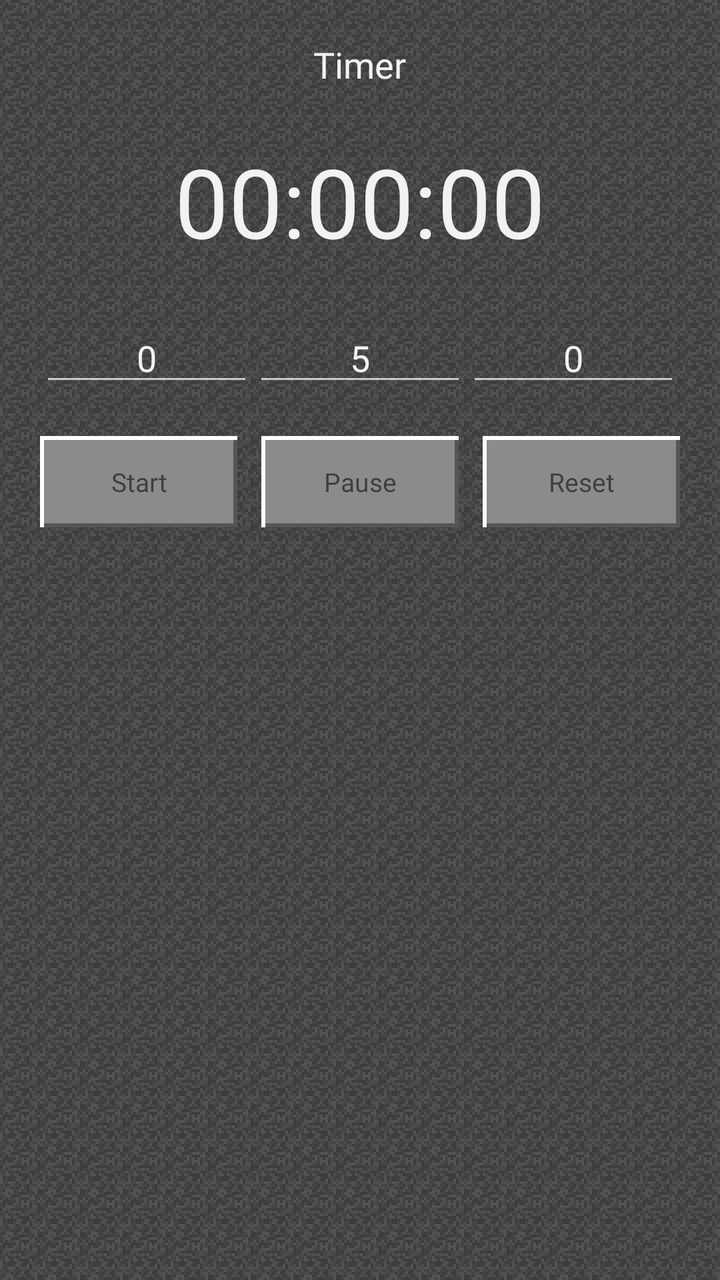
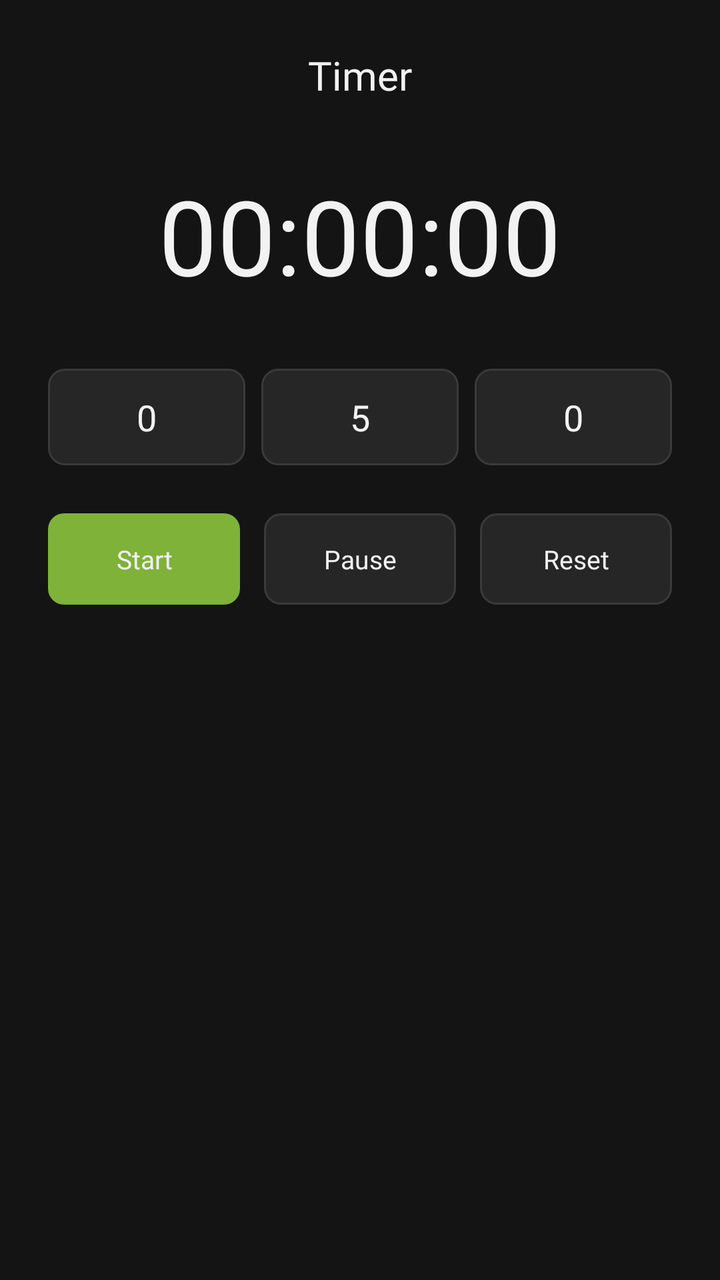

Compare the two renders of this Android layout. The source of the first and the diff that turns it into the second are given below.
<!-- AndroidManifest.xml: application theme Theme.MCClock -->
<!-- res/layout/activity_timer.xml -->
<?xml version="1.0" encoding="utf-8"?>
<ScrollView xmlns:android="http://schemas.android.com/apk/res/android"
    android:layout_width="match_parent"
    android:layout_height="match_parent"
    android:background="@drawable/bg_stone"
    android:fillViewport="true">

    <LinearLayout
        android:layout_width="match_parent"
        android:layout_height="wrap_content"
        android:gravity="center_horizontal"
        android:orientation="vertical"
        android:padding="20dp">

        <TextView
            android:layout_width="wrap_content"
            android:layout_height="wrap_content"
            android:fontFamily="@font/silkscreen_bold"
            android:shadowColor="#CC000000"
            android:shadowDx="2"
            android:shadowDy="2"
            android:shadowRadius="0"
            android:text="Timer"
            android:textColor="@color/app_text"
            android:textSize="18sp" />

        <TextView
            android:id="@+id/remainingText"
            android:layout_width="wrap_content"
            android:layout_height="wrap_content"
            android:layout_marginTop="24dp"
            android:fontFamily="@font/silkscreen_bold"
            android:shadowColor="#CC000000"
            android:shadowDx="3"
            android:shadowDy="3"
            android:shadowRadius="0"
            android:text="00:00:00"
            android:textColor="@color/app_text"
            android:textSize="48sp" />

        <LinearLayout
            android:id="@+id/inputRow"
            android:layout_width="match_parent"
            android:layout_height="wrap_content"
            android:layout_marginTop="24dp"
            android:orientation="horizontal">

            <EditText
                android:id="@+id/hoursEdit"
                android:layout_width="0dp"
                android:layout_height="wrap_content"
                android:layout_weight="1"
                android:gravity="center"
                android:hint="h"
                android:inputType="number"
                android:text="0"
                android:textColor="@color/app_text"
                android:textColorHint="@color/app_text_dim" />

            <EditText
                android:id="@+id/minutesEdit"
                android:layout_width="0dp"
                android:layout_height="wrap_content"
                android:layout_weight="1"
                android:gravity="center"
                android:hint="m"
                android:inputType="number"
                android:text="5"
                android:textColor="@color/app_text"
                android:textColorHint="@color/app_text_dim" />

            <EditText
                android:id="@+id/secondsEdit"
                android:layout_width="0dp"
                android:layout_height="wrap_content"
                android:layout_weight="1"
                android:gravity="center"
                android:hint="s"
                android:inputType="number"
                android:text="0"
                android:textColor="@color/app_text"
                android:textColorHint="@color/app_text_dim" />
        </LinearLayout>

        <LinearLayout
            android:layout_width="match_parent"
            android:layout_height="wrap_content"
            android:layout_marginTop="20dp"
            android:orientation="horizontal">

            <TextView
                android:id="@+id/startButton"
                android:layout_width="0dp"
                android:layout_height="wrap_content"
                android:layout_marginEnd="6dp"
                android:layout_weight="1"
                android:background="@drawable/mc_button"
                android:clickable="true"
                android:focusable="true"
                android:fontFamily="@font/silkscreen_bold"
                android:gravity="center"
                android:padding="14dp"
                android:text="Start"
                android:textColor="@color/mc_text"
                android:textSize="13sp" />

            <TextView
                android:id="@+id/pauseButton"
                android:layout_width="0dp"
                android:layout_height="wrap_content"
                android:layout_marginStart="6dp"
                android:layout_marginEnd="6dp"
                android:layout_weight="1"
                android:background="@drawable/mc_button"
                android:clickable="true"
                android:focusable="true"
                android:fontFamily="@font/silkscreen_bold"
                android:gravity="center"
                android:padding="14dp"
                android:text="Pause"
                android:textColor="@color/mc_text"
                android:textSize="13sp" />

            <TextView
                android:id="@+id/resetButton"
                android:layout_width="0dp"
                android:layout_height="wrap_content"
                android:layout_marginStart="6dp"
                android:layout_weight="1"
                android:background="@drawable/mc_button"
                android:clickable="true"
                android:focusable="true"
                android:fontFamily="@font/silkscreen_bold"
                android:gravity="center"
                android:padding="14dp"
                android:text="Reset"
                android:textColor="@color/mc_text"
                android:textSize="13sp" />
        </LinearLayout>
    </LinearLayout>
</ScrollView>
<!-- resources referenced by this layout -->
<resources>
  <color name="app_text">#F2F2F2</color>
  <color name="app_text_dim">#A9A9A9</color>
  <color name="mc_text">#3F3F3F</color>
  <!-- drawable bg_stone (drawable) -->
  <?xml version="1.0" encoding="utf-8"?>
  <bitmap xmlns:android="http://schemas.android.com/apk/res/android"
      android:src="@drawable/bg_stone_tile"
      android:tileMode="repeat" />
  <!-- drawable mc_button (drawable) -->
  <?xml version="1.0" encoding="utf-8"?>
  <selector xmlns:android="http://schemas.android.com/apk/res/android">
  
      
      <item android:state_pressed="true">
          <layer-list>
              <item>
                  <shape android:shape="rectangle">
                      <solid android:color="@color/mc_panel_dark" />
                  </shape>
              </item>
              <item
                  android:bottom="0dp"
                  android:left="2dp"
                  android:right="0dp"
                  android:top="2dp">
                  <shape android:shape="rectangle">
                      <solid android:color="@color/mc_panel_light" />
                  </shape>
              </item>
              <item
                  android:bottom="2dp"
                  android:left="2dp"
                  android:right="2dp"
                  android:top="2dp">
                  <shape android:shape="rectangle">
                      <solid android:color="@color/mc_button_fill_pressed" />
                  </shape>
              </item>
          </layer-list>
      </item>
  
      
      <item>
          <layer-list>
              <item>
                  <shape android:shape="rectangle">
                      <solid android:color="@color/mc_panel_light" />
                  </shape>
              </item>
              <item
                  android:bottom="0dp"
                  android:left="2dp"
                  android:right="0dp"
                  android:top="2dp">
                  <shape android:shape="rectangle">
                      <solid android:color="@color/mc_panel_dark" />
                  </shape>
              </item>
              <item
                  android:bottom="2dp"
                  android:left="2dp"
                  android:right="2dp"
                  android:top="2dp">
                  <shape android:shape="rectangle">
                      <solid android:color="@color/mc_button_fill" />
                  </shape>
              </item>
          </layer-list>
      </item>
  
  </selector>
  <style name="Theme.MCClock" parent="Theme.AppCompat.NoActionBar">
          <item name="android:windowBackground">@drawable/bg_stone</item>
          <item name="android:statusBarColor">@color/app_bg_dark</item>
          <item name="android:navigationBarColor">@color/app_bg_dark</item>
          <item name="colorPrimary">@color/mc_panel_fill</item>
          <item name="colorPrimaryDark">@color/mc_panel_dark</item>
          <item name="colorAccent">#7FB238</item>
      </style>
  <!-- drawable bg_stone_tile: png bitmap (drawable-nodpi, 470 bytes) -->
  <color name="mc_panel_dark">#555555</color>
  <color name="mc_panel_light">#FFFFFF</color>
  <color name="mc_button_fill_pressed">#6E6E6E</color>
  <color name="mc_button_fill">#8B8B8B</color>
  <color name="app_bg_dark">#1E1E1E</color>
  <color name="mc_panel_fill">#C6C6C6</color>
</resources>

<!-- the commit's change to res/layout/activity_timer.xml (unified diff, before → after) -->
@@ -2,7 +2,7 @@
 <ScrollView xmlns:android="http://schemas.android.com/apk/res/android"
     android:layout_width="match_parent"
     android:layout_height="match_parent"
-    android:background="@drawable/bg_stone"
+    android:background="@color/app_bg"
     android:fillViewport="true">
 
     <LinearLayout
@@ -10,7 +10,7 @@
         android:layout_height="wrap_content"
         android:gravity="center_horizontal"
         android:orientation="vertical"
-        android:padding="20dp">
+        android:padding="24dp">
 
         <TextView
             android:layout_width="wrap_content"
@@ -22,13 +22,13 @@
             android:shadowRadius="0"
             android:text="Timer"
             android:textColor="@color/app_text"
-            android:textSize="18sp" />
+            android:textSize="20sp" />
 
         <TextView
             android:id="@+id/remainingText"
             android:layout_width="wrap_content"
             android:layout_height="wrap_content"
-            android:layout_marginTop="24dp"
+            android:layout_marginTop="32dp"
             android:fontFamily="@font/silkscreen_bold"
             android:shadowColor="#CC000000"
             android:shadowDx="3"
@@ -36,13 +36,13 @@
             android:shadowRadius="0"
             android:text="00:00:00"
             android:textColor="@color/app_text"
-            android:textSize="48sp" />
+            android:textSize="52sp" />
 
         <LinearLayout
             android:id="@+id/inputRow"
             android:layout_width="match_parent"
             android:layout_height="wrap_content"
-            android:layout_marginTop="24dp"
+            android:layout_marginTop="32dp"
             android:orientation="horizontal">
 
             <EditText
@@ -50,9 +50,11 @@
                 android:layout_width="0dp"
                 android:layout_height="wrap_content"
                 android:layout_weight="1"
+                android:background="@drawable/mc_button_secondary"
                 android:gravity="center"
                 android:hint="h"
                 android:inputType="number"
+                android:padding="12dp"
                 android:text="0"
                 android:textColor="@color/app_text"
                 android:textColorHint="@color/app_text_dim" />
@@ -61,10 +63,13 @@
                 android:id="@+id/minutesEdit"
                 android:layout_width="0dp"
                 android:layout_height="wrap_content"
+                android:layout_marginStart="8dp"
                 android:layout_weight="1"
+                android:background="@drawable/mc_button_secondary"
                 android:gravity="center"
                 android:hint="m"
                 android:inputType="number"
+                android:padding="12dp"
                 android:text="5"
                 android:textColor="@color/app_text"
                 android:textColorHint="@color/app_text_dim" />
@@ -73,10 +78,13 @@
                 android:id="@+id/secondsEdit"
                 android:layout_width="0dp"
                 android:layout_height="wrap_content"
+                android:layout_marginStart="8dp"
                 android:layout_weight="1"
+                android:background="@drawable/mc_button_secondary"
                 android:gravity="center"
                 android:hint="s"
                 android:inputType="number"
+                android:padding="12dp"
                 android:text="0"
                 android:textColor="@color/app_text"
                 android:textColorHint="@color/app_text_dim" />
@@ -85,7 +93,7 @@
         <LinearLayout
             android:layout_width="match_parent"
             android:layout_height="wrap_content"
-            android:layout_marginTop="20dp"
+            android:layout_marginTop="24dp"
             android:orientation="horizontal">
 
             <TextView
@@ -94,14 +102,14 @@
                 android:layout_height="wrap_content"
                 android:layout_marginEnd="6dp"
                 android:layout_weight="1"
-                android:background="@drawable/mc_button"
+                android:background="@drawable/mc_button_primary"
                 android:clickable="true"
                 android:focusable="true"
                 android:fontFamily="@font/silkscreen_bold"
                 android:gravity="center"
                 android:padding="14dp"
                 android:text="Start"
-                android:textColor="@color/mc_text"
+                android:textColor="@color/app_text"
                 android:textSize="13sp" />
 
             <TextView
@@ -111,14 +119,14 @@
                 android:layout_marginStart="6dp"
                 android:layout_marginEnd="6dp"
                 android:layout_weight="1"
-                android:background="@drawable/mc_button"
+                android:background="@drawable/mc_button_secondary"
                 android:clickable="true"
                 android:focusable="true"
                 android:fontFamily="@font/silkscreen_bold"
                 android:gravity="center"
                 android:padding="14dp"
                 android:text="Pause"
-                android:textColor="@color/mc_text"
+                android:textColor="@color/app_text"
                 android:textSize="13sp" />
 
             <TextView
@@ -127,14 +135,14 @@
                 android:layout_height="wrap_content"
                 android:layout_marginStart="6dp"
                 android:layout_weight="1"
-                android:background="@drawable/mc_button"
+                android:background="@drawable/mc_button_secondary"
                 android:clickable="true"
                 android:focusable="true"
                 android:fontFamily="@font/silkscreen_bold"
                 android:gravity="center"
                 android:padding="14dp"
                 android:text="Reset"
-                android:textColor="@color/mc_text"
+                android:textColor="@color/app_text"
                 android:textSize="13sp" />
         </LinearLayout>
     </LinearLayout>
<!-- resource entries referenced after the edit -->
@@ -1,90 +1,55 @@
 <!-- resources referenced by this layout -->
 <resources>
+  <color name="app_bg">#141414</color>
   <color name="app_text">#F2F2F2</color>
-  <color name="app_text_dim">#A9A9A9</color>
-  <color name="mc_text">#3F3F3F</color>
-  <!-- drawable bg_stone (drawable) -->
-  <?xml version="1.0" encoding="utf-8"?>
-  <bitmap xmlns:android="http://schemas.android.com/apk/res/android"
-      android:src="@drawable/bg_stone_tile"
-      android:tileMode="repeat" />
-  <!-- drawable mc_button (drawable) -->
+  <color name="app_text_dim">#7A7A7A</color>
+  <!-- drawable mc_button_primary (drawable) -->
   <?xml version="1.0" encoding="utf-8"?>
   <selector xmlns:android="http://schemas.android.com/apk/res/android">
-  
-      
       <item android:state_pressed="true">
-          <layer-list>
-              <item>
-                  <shape android:shape="rectangle">
-                      <solid android:color="@color/mc_panel_dark" />
-                  </shape>
-              </item>
-              <item
-                  android:bottom="0dp"
-                  android:left="2dp"
-                  android:right="0dp"
-                  android:top="2dp">
-                  <shape android:shape="rectangle">
-                      <solid android:color="@color/mc_panel_light" />
-                  </shape>
-              </item>
-              <item
-                  android:bottom="2dp"
-                  android:left="2dp"
-                  android:right="2dp"
-                  android:top="2dp">
-                  <shape android:shape="rectangle">
-                      <solid android:color="@color/mc_button_fill_pressed" />
-                  </shape>
-              </item>
-          </layer-list>
+          <shape android:shape="rectangle">
+              <solid android:color="@color/mc_green_pressed" />
+              <corners android:radius="8dp" />
+          </shape>
       </item>
-  
-      
       <item>
-          <layer-list>
-              <item>
-                  <shape android:shape="rectangle">
-                      <solid android:color="@color/mc_panel_light" />
-                  </shape>
-              </item>
-              <item
-                  android:bottom="0dp"
-                  android:left="2dp"
-                  android:right="0dp"
-                  android:top="2dp">
-                  <shape android:shape="rectangle">
-                      <solid android:color="@color/mc_panel_dark" />
-                  </shape>
-              </item>
-              <item
-                  android:bottom="2dp"
-                  android:left="2dp"
-                  android:right="2dp"
-                  android:top="2dp">
-                  <shape android:shape="rectangle">
-                      <solid android:color="@color/mc_button_fill" />
-                  </shape>
-              </item>
-          </layer-list>
+          <shape android:shape="rectangle">
+              <solid android:color="@color/mc_green" />
+              <corners android:radius="8dp" />
+          </shape>
       </item>
-  
+  </selector>
+  <!-- drawable mc_button_secondary (drawable) -->
+  <?xml version="1.0" encoding="utf-8"?>
+  <selector xmlns:android="http://schemas.android.com/apk/res/android">
+      <item android:state_pressed="true">
+          <shape android:shape="rectangle">
+              <solid android:color="@color/app_surface_light" />
+              <stroke android:width="1dp" android:color="@color/app_border" />
+              <corners android:radius="8dp" />
+          </shape>
+      </item>
+      <item>
+          <shape android:shape="rectangle">
+              <solid android:color="@color/app_surface" />
+              <stroke android:width="1dp" android:color="@color/app_border" />
+              <corners android:radius="8dp" />
+          </shape>
+      </item>
   </selector>
   <style name="Theme.MCClock" parent="Theme.AppCompat.NoActionBar">
-          <item name="android:windowBackground">@drawable/bg_stone</item>
-          <item name="android:statusBarColor">@color/app_bg_dark</item>
-          <item name="android:navigationBarColor">@color/app_bg_dark</item>
-          <item name="colorPrimary">@color/mc_panel_fill</item>
-          <item name="colorPrimaryDark">@color/mc_panel_dark</item>
-          <item name="colorAccent">#7FB238</item>
+          <item name="android:windowBackground">@color/app_bg</item>
+          <item name="android:statusBarColor">@color/app_bg</item>
+          <item name="android:navigationBarColor">@color/app_bg</item>
+          <item name="colorPrimary">@color/mc_green</item>
+          <item name="colorPrimaryDark">@color/mc_green_dark</item>
+          <item name="colorAccent">@color/mc_green</item>
       </style>
-  <!-- drawable bg_stone_tile: png bitmap (drawable-nodpi, 470 bytes) -->
-  <color name="mc_panel_dark">#555555</color>
-  <color name="mc_panel_light">#FFFFFF</color>
-  <color name="mc_button_fill_pressed">#6E6E6E</color>
-  <color name="mc_button_fill">#8B8B8B</color>
-  <color name="app_bg_dark">#1E1E1E</color>
-  <color name="mc_panel_fill">#C6C6C6</color>
+  <color name="mc_green_pressed">#4A7028</color>
+  <color name="mc_green">#7FB238</color>
+  <color name="app_surface_light">#333333</color>
+  <color name="app_border">#3A3A3A</color>
+  <color name="app_surface">#262626</color>
+  <color name="mc_green_dark">#5B8731</color>
 </resources>
 
